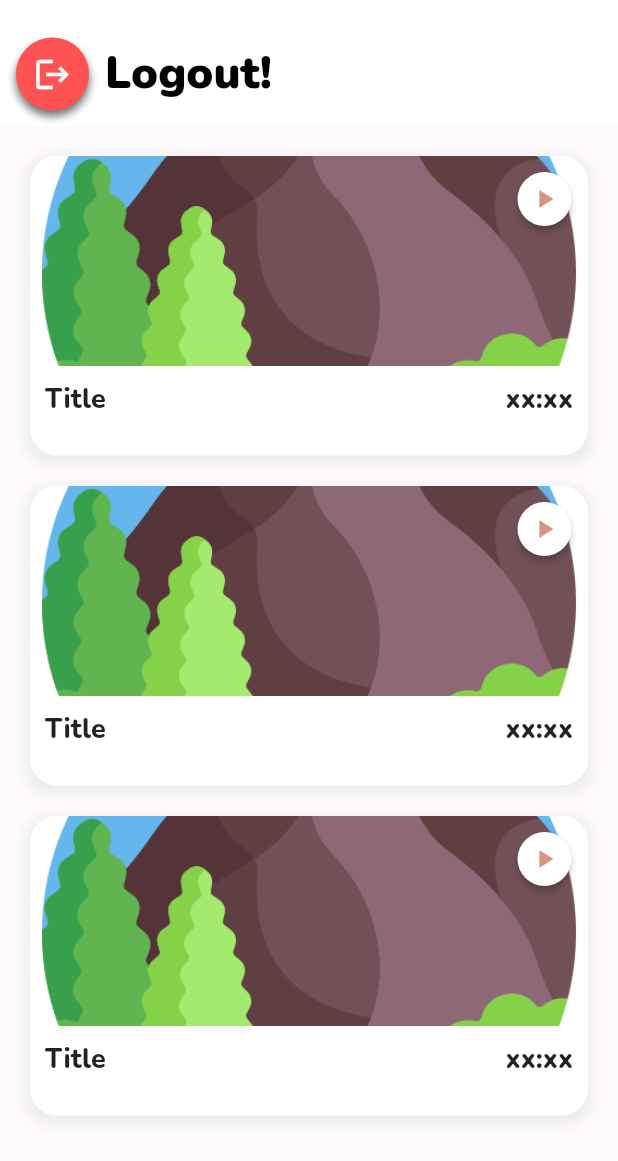
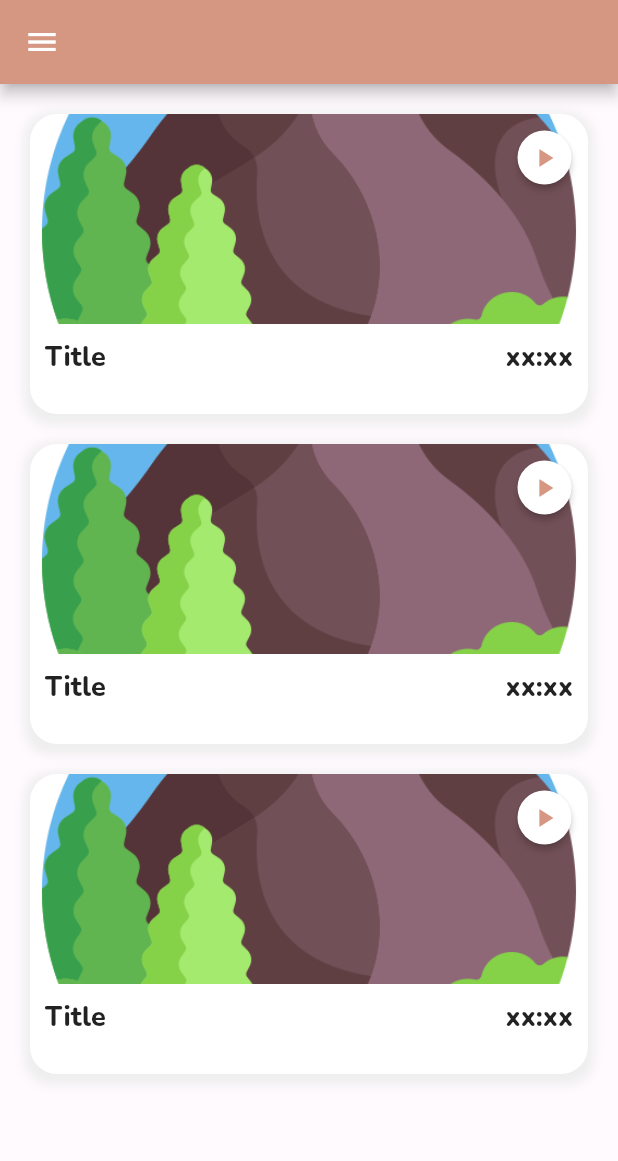
Before and after one commit to dieyazid/360-Video-Player, a Flutter app: the HomePage screen opened directly, on a phone screen of 412 x 824 dp. Shown: the top 1161 px of the screen. Run offline on Flutter 3.47's test engine with Material 2 defaults, Android fonts, the phone set to English and light mode, and no system bars; our stand-ins replace animated_splash_screen, email_validator, google_fonts, lottie.

```diff
--- a/myapp/lib/screens/home.dart
+++ b/myapp/lib/screens/home.dart
@@ -1,60 +1,49 @@
 // ignore_for_file: unnecessary_new
 
 import 'dart:convert';
-
 import 'package:flutter/material.dart';
 import 'package:google_fonts/google_fonts.dart';
 import 'package:myapp/main.dart';
 import 'package:http/http.dart' as http;
 import 'package:myapp/screens/welcome.dart';
 
+
 class HomePage extends StatelessWidget {
   const HomePage({Key? key}) : super(key: key);
 
   @override
-  Widget build(BuildContext context) => Scaffold(
-      resizeToAvoidBottomInset: false,
-      body:
-      // DataFromApi()
-      Column(
-        mainAxisSize: MainAxisSize.min,
-        children: [
-          const SizedBox(height: 15),
-          const SearchSection(),
-          VideoSection(),
-
-        ],
-      ),
-      );
-}
-
-class SearchSection extends StatelessWidget {
-  const SearchSection({Key? key}) : super(key: key);
-
-  @override
   Widget build(BuildContext context) {
     Size size = MediaQuery.of(context).size;
-    return Container(
-      height: size.height / 12,
-      color: Colors.transparent,
-      padding: const EdgeInsets.all(10),
-      child: Row(
+    return Scaffold(
+      appBar: AppBar(
+        backgroundColor: base_color
+      ),
+      body: VideoSection(),
+      drawer: Drawer(
+        // Add a ListView to the drawer. This ensures the user can scroll
+        // through the options in the drawer if there isn't enough vertical
+        // space to fit everything.
+        child: ListView(
+          // Important: Remove any padding from the ListView.
+          padding: EdgeInsets.zero,
           children: [
-          Container(
-            height: 50,
-            width: 50,
-            decoration: const BoxDecoration(
-                boxShadow: [
-                  BoxShadow(
-                    color: Colors.grey,
-                    blurRadius: 4,
-                    offset: Offset(0, 4),
-                  )
-                ],
-                borderRadius: BorderRadius.all(
-                  Radius.circular(25),
-                )),
-            child: ElevatedButton(
+            DrawerHeader(
+              decoration:const BoxDecoration(
+                color: second_color,
+              ),
+              child: Column(children: [
+                const Text(
+                  'Hello!',
+                  style: TextStyle(
+                    fontSize: 20,
+                    fontWeight: FontWeight.w700,
+                    color: Colors.black,
+                  ),
+                ),
+
+              ]),
+            ),
+            ElevatedButton(
               onPressed: () {
                 Navigator.push(
                   context,
@@ -63,85 +52,25 @@ class SearchSection extends StatelessWidget {
                   }),
                 );
               },
-              child: const Icon(
+              child: Row(children: const [
+                Text(
+                  'Logout',
+                  style: TextStyle(
+                    fontSize: 20,
+                    fontWeight: FontWeight.w700,
+                    color: Colors.white,
+                  ),
+                ),
+                Icon(
                   Icons.logout,
-                size: 26,
                 ),
+              ]),
               style: ElevatedButton.styleFrom(
-                shape: const CircleBorder(),
-                padding: const EdgeInsets.all(10),
                 primary: Colors.redAccent,
               ),
             ),
+          ],
         ),
-          const SizedBox(width: 10,),
-          Center(
-        child: Text(
-          "Logout!",
-          style: GoogleFonts.nunito(
-              color: Colors.black,
-              fontSize: 30,
-              fontWeight: FontWeight.w900),
-        ),
-      ),
-          // Expanded(
-          //     child: Container(
-          //   padding: const EdgeInsets.only(left: 5),
-          //   decoration: BoxDecoration(
-          //       color: Colors.white,
-          //       borderRadius: BorderRadius.circular(30),
-          //       // ignore: prefer_const_literals_to_create_immutables
-          //       boxShadow: [
-          //         const BoxShadow(
-          //           color: base_color,
-          //           blurRadius: 5,
-          //           offset: Offset(0, 2),
-          //         )
-          //       ]),
-          //   child: TextField(
-          //     style:GoogleFonts.nunito(
-          //             color: Colors.black,
-          //             fontSize: 15,
-          //             fontWeight: FontWeight.w600),
-          //     showCursor: false,
-          //     decoration: const InputDecoration(
-          //       hintText: 'Video title',
-          //       contentPadding: EdgeInsets.all(14),
-          //       border: InputBorder.none,
-          //     ),
-          //   ),
-          // )),
-          // const SizedBox(
-          //   width: 10,
-          // ),
-          // Container(
-          //   height: 50,
-          //   width: 50,
-          //   decoration: const BoxDecoration(
-          //       boxShadow: [
-          //         BoxShadow(
-          //           color: Colors.grey,
-          //           blurRadius: 4,
-          //           offset: Offset(0, 4),
-          //         )
-          //       ],
-          //       borderRadius: BorderRadius.all(
-          //         Radius.circular(25),
-          //       )),
-          //   child: ElevatedButton(
-          //     onPressed: () {},
-          //     child: const Icon(
-          //       Icons.search,
-          //       size: 26,
-          //     ),
-          //     style: ElevatedButton.styleFrom(
-          //       shape: const CircleBorder(),
-          //       padding: const EdgeInsets.all(10),
-          //       primary: base_color,
-          //     ),
-          //   ),
-          // )
-        ],
       ),
     );
   }
--- a/myapp/lib/screens/welcome.dart
+++ b/myapp/lib/screens/welcome.dart
@@ -1,6 +1,7 @@
 import 'package:flutter/material.dart';
 import 'package:google_fonts/google_fonts.dart';
 import 'package:myapp/main.dart';
+import 'package:myapp/screens/home.dart';
 import 'package:myapp/screens/login.dart';
 import 'package:myapp/screens/signup.dart';
 class WelcomePage extends StatelessWidget {
@@ -76,7 +77,7 @@ class WelcomePage extends StatelessWidget {
                 Navigator.push(
                   context,
                   MaterialPageRoute(builder: (context) {
-                    return const LoginPage();
+                    return const HomePage();
                   }),
                 );
               },
```
Also changed, not shown: myapp/lib/main.dart (+4 -3 lines), myapp/lib/screens/activation.dart (+70 -54 lines), myapp/lib/screens/signup.dart (+8 -9 lines). Lines whose indentation alone changed are shown as unchanged.
